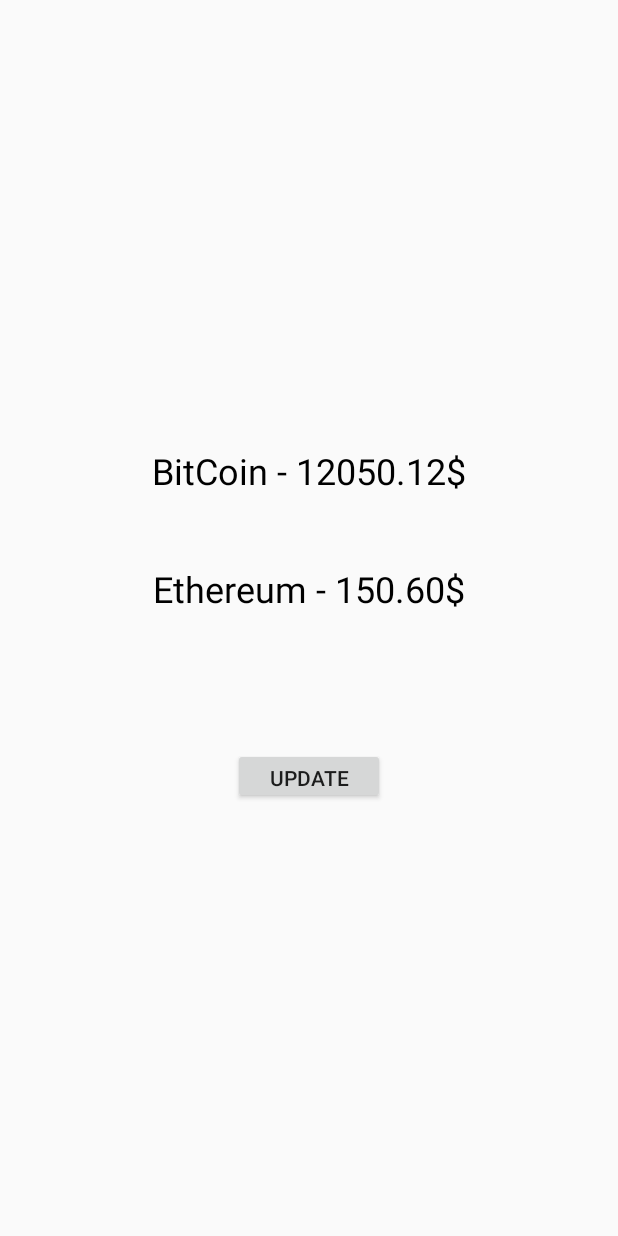
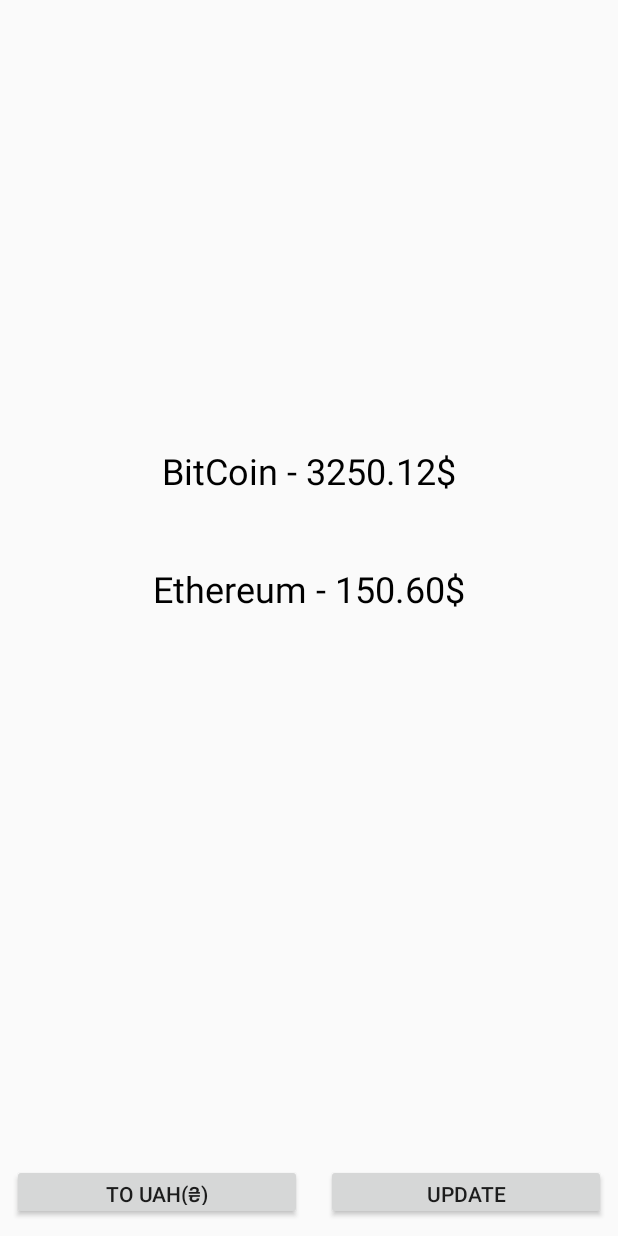
Before and after one commit to Vladykaez/CryptoCourse, an Android app: the layout activity_main.xml on its own in the app's theme, with its tools: preview values and no code run, on a phone screen of 412 x 824 dp. Run offline under Robolectric (Android 15) with nearby library versions, the phone set to English and light mode, and no system bars.

```diff
--- a/cryptoCurency/app/src/main/res/layout/activity_main.xml
+++ b/cryptoCurency/app/src/main/res/layout/activity_main.xml
@@ -7,12 +7,69 @@
     android:orientation="vertical"
     tools:context=".MainActivity">
 
+    <LinearLayout
+        android:id="@+id/linearLayout"
+        android:layout_width="0dp"
+        android:layout_height="48dp"
+        android:layout_marginBottom="8dp"
+        android:layout_marginTop="328dp"
+        android:orientation="horizontal"
+        app:layout_constraintBottom_toBottomOf="parent"
+        app:layout_constraintEnd_toEndOf="parent"
+        app:layout_constraintHorizontal_bias="0.0"
+        app:layout_constraintStart_toStartOf="parent"
+        app:layout_constraintTop_toTopOf="parent"
+        app:layout_constraintVertical_bias="1.0">
+
+        <Button
+            android:id="@+id/button2"
+            android:layout_width="169dp"
+            android:layout_height="37dp"
+            android:layout_marginBottom="8dp"
+            android:layout_marginEnd="8dp"
+            android:layout_marginLeft="8dp"
+            android:layout_marginRight="8dp"
+            android:layout_marginStart="8dp"
+            android:layout_marginTop="8dp"
+            android:layout_weight="1"
+            android:onClick="onClickConvert"
+            android:text="To UAH(₴)"
+            android:textSize="14sp"
+            app:layout_constraintBottom_toBottomOf="parent"
+            app:layout_constraintEnd_toEndOf="parent"
+            app:layout_constraintHorizontal_bias="1.0"
+            app:layout_constraintStart_toStartOf="parent"
+            app:layout_constraintTop_toTopOf="parent"
+            app:layout_constraintVertical_bias="1.0" />
+
+        <Button
+            android:id="@+id/button"
+            android:layout_width="162dp"
+            android:layout_height="37dp"
+            android:layout_marginBottom="8dp"
+            android:layout_marginEnd="8dp"
+            android:layout_marginLeft="8dp"
+            android:layout_marginRight="8dp"
+            android:layout_marginStart="8dp"
+            android:layout_marginTop="8dp"
+            android:layout_weight="1"
+            android:onClick="onClickGetRate"
+            android:text="Update"
+            android:textSize="14sp"
+            app:layout_constraintBottom_toBottomOf="parent"
+            app:layout_constraintEnd_toEndOf="parent"
+            app:layout_constraintHorizontal_bias="0.0"
+            app:layout_constraintStart_toStartOf="parent"
+            app:layout_constraintTop_toTopOf="parent"
+            app:layout_constraintVertical_bias="1.0" />
+    </LinearLayout>
+
     <TextView
         android:id="@+id/txt"
         android:layout_width="wrap_content"
         android:layout_height="wrap_content"
         android:freezesText="true"
-        android:text="BitCoin - 12050.12$"
+        android:text="BitCoin - 3250.12$"
         android:textColor="#000"
         android:textSize="24sp"
         app:layout_constraintBottom_toBottomOf="parent"
@@ -36,23 +93,4 @@
         app:layout_constraintTop_toTopOf="parent"
         app:layout_constraintVertical_bias="0.475" />
 
-    <Button
-        android:id="@+id/button2"
-        android:layout_width="101dp"
-        android:layout_height="37dp"
-        android:layout_marginBottom="8dp"
-        android:layout_marginEnd="8dp"
-        android:layout_marginLeft="8dp"
-        android:layout_marginRight="8dp"
-        android:layout_marginStart="8dp"
-        android:layout_marginTop="8dp"
-        android:onClick="onClick"
-        android:text="Update"
-        android:textSize="14sp"
-        app:layout_constraintBottom_toBottomOf="parent"
-        app:layout_constraintEnd_toEndOf="parent"
-        app:layout_constraintStart_toStartOf="parent"
-        app:layout_constraintTop_toTopOf="parent"
-        app:layout_constraintVertical_bias="0.637" />
-
 </android.support.constraint.ConstraintLayout>
```
Also changed, not shown: cryptoCurency/app/src/main/java/com/game/vladykastudio/cryptocurency/MainActivity.java (+62 -8 lines).
